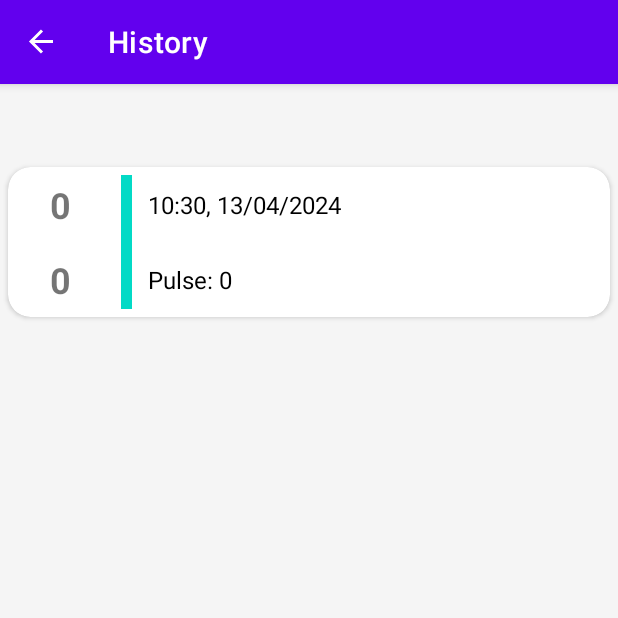
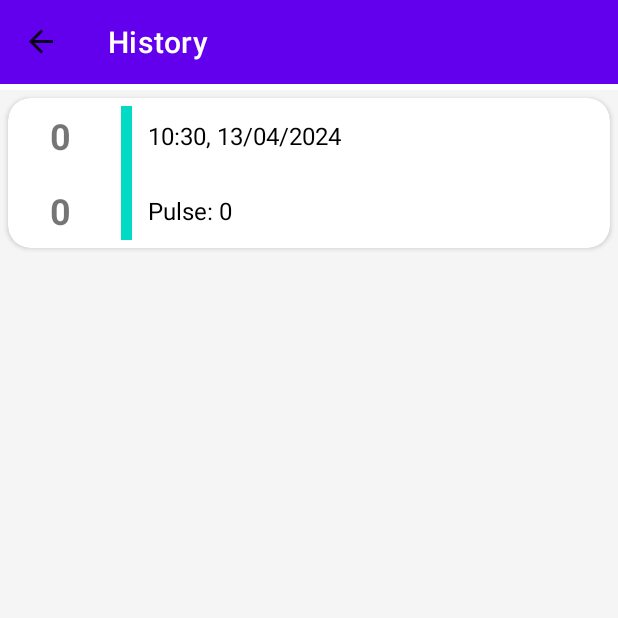
Before and after one commit to miraclesnake/bloodPressureApp, an Android app: the RecordHistoryScreen screen opened through its navigation route, on a phone screen of 412 x 824 dp, the top half of it. Run offline under Robolectric (Android 15) with nearby library versions, the phone set to English and light mode, and no system bars; our stand-ins replace navigation-ui.

Commit message:
fixed toolbar

```diff
--- a/app/src/main/java/com/example/pixelmaster_test/MainActivity.kt
+++ b/app/src/main/java/com/example/pixelmaster_test/MainActivity.kt
@@ -23,8 +23,12 @@ class MainActivity : AppCompatActivity() {
 
         val navHostFragment = supportFragmentManager.findFragmentById(R.id.fragmentContainerView) as NavHostFragment
         val navController = navHostFragment.navController
+        setSupportActionBar(main.toolbar)
+        main.toolbar.setBackgroundColor(getColor(com.google.android.material.R.color.design_default_color_primary))
+        main.toolbar.setTitleTextColor(getColor(R.color.white))
         appBarConfiguration = AppBarConfiguration(navController.graph)
         setupActionBarWithNavController(navController, appBarConfiguration)
+
 
         ViewCompat.setOnApplyWindowInsetsListener(findViewById(R.id.main)) { v, insets ->
             val systemBars = insets.getInsets(WindowInsetsCompat.Type.systemBars())
--- a/app/src/main/java/com/example/pixelmaster_test/RecordCreationScreen.kt
+++ b/app/src/main/java/com/example/pixelmaster_test/RecordCreationScreen.kt
@@ -9,6 +9,8 @@ import android.view.LayoutInflater
 import android.view.View
 import android.view.ViewGroup
 import android.widget.Toast
+import androidx.appcompat.widget.Toolbar
+import androidx.core.content.ContextCompat
 import com.example.pixelmaster_test.databinding.FragmentRecordCreationScreenBinding
 import org.json.JSONObject
 import java.io.BufferedWriter
@@ -29,6 +31,9 @@ class RecordCreationScreen : Fragment() {
         recordCreationScreen =
             FragmentRecordCreationScreenBinding.inflate(inflater, container, false)
 
+        val toolbar = requireActivity().findViewById<Toolbar>(R.id.toolbar)
+        toolbar.visibility = View.VISIBLE
+        toolbar.setBackgroundColor(ContextCompat.getColor(requireActivity(), com.google.android.material.R.color.design_default_color_primary))
         return recordCreationScreen.root
     }
 
--- a/app/src/main/java/com/example/pixelmaster_test/RecordHistoryScreen.kt
+++ b/app/src/main/java/com/example/pixelmaster_test/RecordHistoryScreen.kt
@@ -6,6 +6,8 @@ import androidx.fragment.app.Fragment
 import android.view.LayoutInflater
 import android.view.View
 import android.view.ViewGroup
+import androidx.appcompat.widget.Toolbar
+import androidx.core.content.ContextCompat
 import androidx.recyclerview.widget.LinearLayoutManager
 import com.example.pixelmaster_test.databinding.FragmentRecordHistoryScreenBinding
 import org.json.JSONException
@@ -24,6 +26,9 @@ class RecordHistoryScreen : Fragment() {
         savedInstanceState: Bundle?
     ): View {
         recordScreen = FragmentRecordHistoryScreenBinding.inflate(inflater, container, false)
+        val toolbar = requireActivity().findViewById<Toolbar>(R.id.toolbar)
+        toolbar.visibility = View.VISIBLE
+        toolbar.setBackgroundColor(ContextCompat.getColor(requireActivity(), com.google.android.material.R.color.design_default_color_primary))
         return recordScreen.root
     }
 
--- a/app/src/main/res/layout/activity_main.xml
+++ b/app/src/main/res/layout/activity_main.xml
@@ -8,15 +8,28 @@
     app:layout_behavior="@string/appbar_scrolling_view_behavior"
     tools:context=".MainActivity">
 
+    <androidx.appcompat.widget.Toolbar
+        android:id="@+id/toolbar"
+        android:layout_width="match_parent"
+        android:layout_height="wrap_content"
+        android:background="?attr/colorPrimary"
+        android:minHeight="?attr/actionBarSize"
+        android:theme="?attr/actionBarTheme"
+        app:layout_constraintEnd_toEndOf="parent"
+        app:layout_constraintStart_toStartOf="parent"
+        app:layout_constraintTop_toTopOf="parent" />
+
     <androidx.fragment.app.FragmentContainerView
         android:id="@+id/fragmentContainerView"
         android:name="androidx.navigation.fragment.NavHostFragment"
         android:layout_width="match_parent"
         android:layout_height="match_parent"
+        android:layout_marginTop="60dp"
         app:defaultNavHost="true"
         app:layout_constraintBottom_toBottomOf="parent"
         app:layout_constraintEnd_toEndOf="parent"
+        app:layout_constraintHorizontal_bias="0.0"
         app:layout_constraintStart_toStartOf="parent"
-        app:layout_constraintTop_toTopOf="parent"
+        app:layout_constraintTop_toBottomOf="@+id/toolbar"
         app:navGraph="@navigation/navigation_graph" />
 </androidx.constraintlayout.widget.ConstraintLayout>
--- a/app/src/main/res/layout/fragment_record_history_screen.xml
+++ b/app/src/main/res/layout/fragment_record_history_screen.xml
@@ -11,13 +11,11 @@
         android:id="@+id/historyRecord"
         android:layout_width="match_parent"
         android:layout_height="match_parent"
-        android:layout_marginTop="50dp"
         android:background="@color/white_smoke"
         android:visibility="invisible"
         app:layout_constraintBottom_toBottomOf="parent"
         app:layout_constraintEnd_toEndOf="parent"
         app:layout_constraintStart_toStartOf="parent"
-        app:layout_constraintTop_toTopOf="parent"
         tools:listitem="@layout/card_view" />
 
     <TextView
--- a/app/src/main/res/values/themes.xml
+++ b/app/src/main/res/values/themes.xml
@@ -1,6 +1,6 @@
 <resources xmlns:tools="http://schemas.android.com/tools">
     <!-- Base application theme. -->
-    <style name="Base.Theme.PixelMaster_test" parent="Theme.MaterialComponents.Light.DarkActionBar">
+    <style name="Base.Theme.PixelMaster_test" parent="Theme.MaterialComponents.Light.NoActionBar">
         <!-- Customize your light theme here. -->
         <item name="colorPrimary">@color/design_default_color_primary</item>
         <item name="colorPrimaryVariant">@color/design_default_color_primary_variant</item>
```
